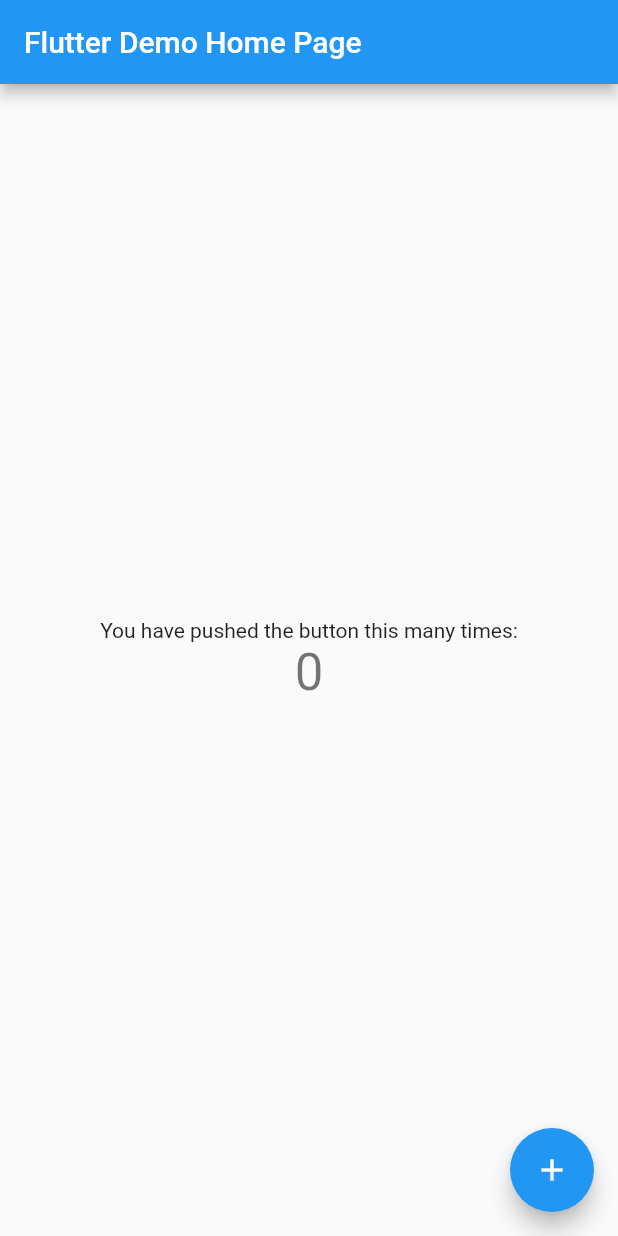
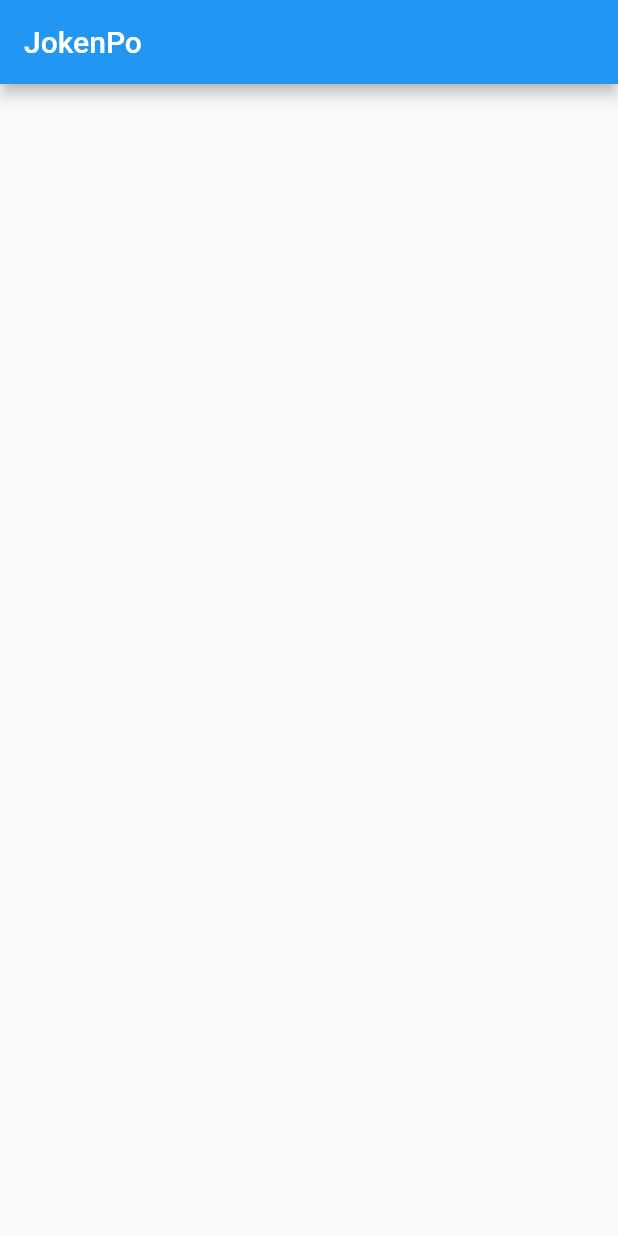
Before and after one commit to leonardofn/jokenpo, a Flutter app: the screen it shows after launch, on a phone screen of 412 x 824 dp. Run offline on Flutter 3.47's test engine with Material 2 defaults, Android fonts, the phone set to English and light mode, and no system bars.

Commit message:
Definindo a estrutura basica do app

```diff
--- /dev/null
+++ b/lib/game.dart
@@ -0,0 +1,17 @@
+import 'package:flutter/material.dart';
+
+class Game extends StatefulWidget {
+  @override
+  _GameState createState() => _GameState();
+}
+
+class _GameState extends State<Game> {
+  @override
+  Widget build(BuildContext context) {
+    return Scaffold(
+      appBar: AppBar(
+        title: Text("JokenPo"),
+      ),
+    );
+  }
+}
--- a/lib/main.dart
+++ b/lib/main.dart
@@ -1,117 +1,9 @@
 import 'package:flutter/material.dart';
+import 'package:jokenpo/game.dart';
 
 void main() {
-  runApp(MyApp());
+  runApp(MaterialApp(
+    debugShowCheckedModeBanner: false,
+    home: Game(),
+  ));
 }
-
-class MyApp extends StatelessWidget {
-  // This widget is the root of your application.
-  @override
-  Widget build(BuildContext context) {
-    return MaterialApp(
-      title: 'Flutter Demo',
-      theme: ThemeData(
-        // This is the theme of your application.
-        //
-        // Try running your application with "flutter run". You'll see the
-        // application has a blue toolbar. Then, without quitting the app, try
-        // changing the primarySwatch below to Colors.green and then invoke
-        // "hot reload" (press "r" in the console where you ran "flutter run",
-        // or simply save your changes to "hot reload" in a Flutter IDE).
-        // Notice that the counter didn't reset back to zero; the application
-        // is not restarted.
-        primarySwatch: Colors.blue,
-        // This makes the visual density adapt to the platform that you run
-        // the app on. For desktop platforms, the controls will be smaller and
-        // closer together (more dense) than on mobile platforms.
-        visualDensity: VisualDensity.adaptivePlatformDensity,
-      ),
-      home: MyHomePage(title: 'Flutter Demo Home Page'),
-    );
-  }
-}
-
-class MyHomePage extends StatefulWidget {
-  MyHomePage({Key key, this.title}) : super(key: key);
-
-  // This widget is the home page of your application. It is stateful, meaning
-  // that it has a State object (defined below) that contains fields that affect
-  // how it looks.
-
-  // This class is the configuration for the state. It holds the values (in this
-  // case the title) provided by the parent (in this case the App widget) and
-  // used by the build method of the State. Fields in a Widget subclass are
-  // always marked "final".
-
-  final String title;
-
-  @override
-  _MyHomePageState createState() => _MyHomePageState();
-}
-
-class _MyHomePageState extends State<MyHomePage> {
-  int _counter = 0;
-
-  void _incrementCounter() {
-    setState(() {
-      // This call to setState tells the Flutter framework that something has
-      // changed in this State, which causes it to rerun the build method below
-      // so that the display can reflect the updated values. If we changed
-      // _counter without calling setState(), then the build method would not be
-      // called again, and so nothing would appear to happen.
-      _counter++;
-    });
-  }
-
-  @override
-  Widget build(BuildContext context) {
-    // This method is rerun every time setState is called, for instance as done
-    // by the _incrementCounter method above.
-    //
-    // The Flutter framework has been optimized to make rerunning build methods
-    // fast, so that you can just rebuild anything that needs updating rather
-    // than having to individually change instances of widgets.
-    return Scaffold(
-      appBar: AppBar(
-        // Here we take the value from the MyHomePage object that was created by
-        // the App.build method, and use it to set our appbar title.
-        title: Text(widget.title),
-      ),
-      body: Center(
-        // Center is a layout widget. It takes a single child and positions it
-        // in the middle of the parent.
-        child: Column(
-          // Column is also a layout widget. It takes a list of children and
-          // arranges them vertically. By default, it sizes itself to fit its
-          // children horizontally, and tries to be as tall as its parent.
-          //
-          // Invoke "debug painting" (press "p" in the console, choose the
-          // "Toggle Debug Paint" action from the Flutter Inspector in Android
-          // Studio, or the "Toggle Debug Paint" command in Visual Studio Code)
-          // to see the wireframe for each widget.
-          //
-          // Column has various properties to control how it sizes itself and
-          // how it positions its children. Here we use mainAxisAlignment to
-          // center the children vertically; the main axis here is the vertical
-          // axis because Columns are vertical (the cross axis would be
-          // horizontal).
-          mainAxisAlignment: MainAxisAlignment.center,
-          children: <Widget>[
-            Text(
-              'You have pushed the button this many times:',
-            ),
-            Text(
-              '$_counter',
-              style: Theme.of(context).textTheme.headline4,
-            ),
-          ],
-        ),
-      ),
-      floatingActionButton: FloatingActionButton(
-        onPressed: _incrementCounter,
-        tooltip: 'Increment',
-        child: Icon(Icons.add),
-      ), // This trailing comma makes auto-formatting nicer for build methods.
-    );
-  }
-}
```
